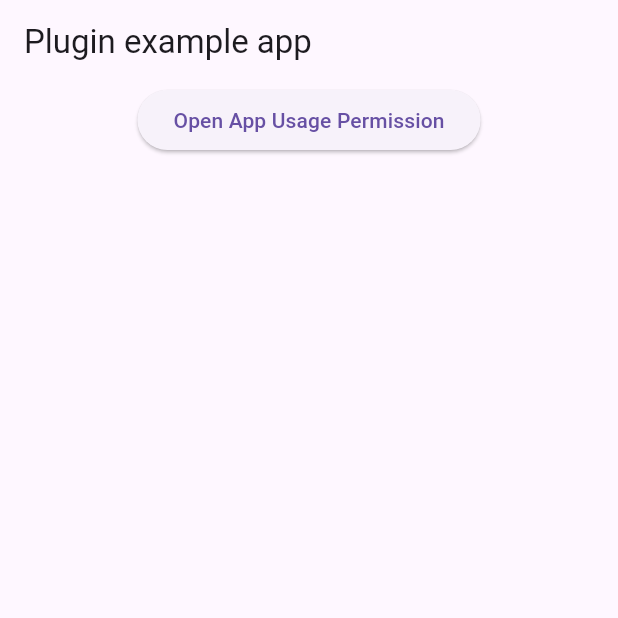
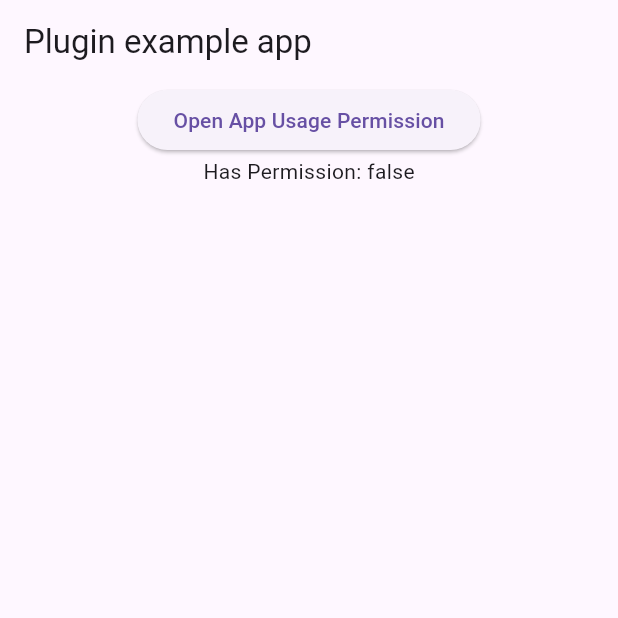
Before and after one commit to ArbazIrshad/screen_usage_stats, a Flutter app: the screen it shows after launch, on a phone screen of 412 x 824 dp, the top half of it. Run offline on Flutter 3.47's test engine with Material 3 defaults, Android fonts, the phone set to English and light mode, and no system bars; our stand-ins replace freezed_annotation, plugin_platform_interface; statements that could not run were skipped.

Commit message:
Check permission method

```diff
--- a/example/lib/main.dart
+++ b/example/lib/main.dart
@@ -73,6 +73,20 @@ class _MyAppState extends State<MyApp> {
               },
               child: const Text('Open App Usage Permission'),
             ),
+
+            FutureBuilder(
+              future: _useageStatsPlugin.hasPermission(),
+              builder: (context, snapshot) {
+                if (snapshot.connectionState == ConnectionState.waiting) {
+                  return const CircularProgressIndicator();
+                } else if (snapshot.hasError) {
+                  return Text('Error: ${snapshot.error}');
+                } else {
+                  final hasPermission = snapshot.data ?? false;
+                  return Text('Has Permission: $hasPermission');
+                }
+              },
+            ),
             Expanded(
               child: ListView(
                 children: [for (final app in apps) AppInfoWidget(app: app)],
```
